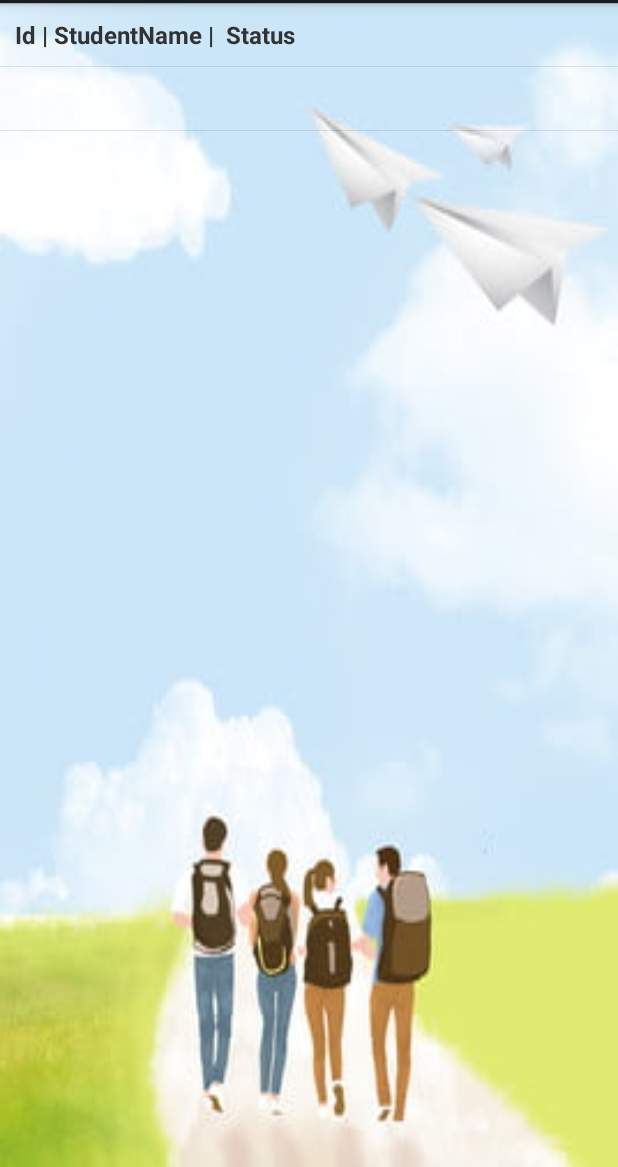
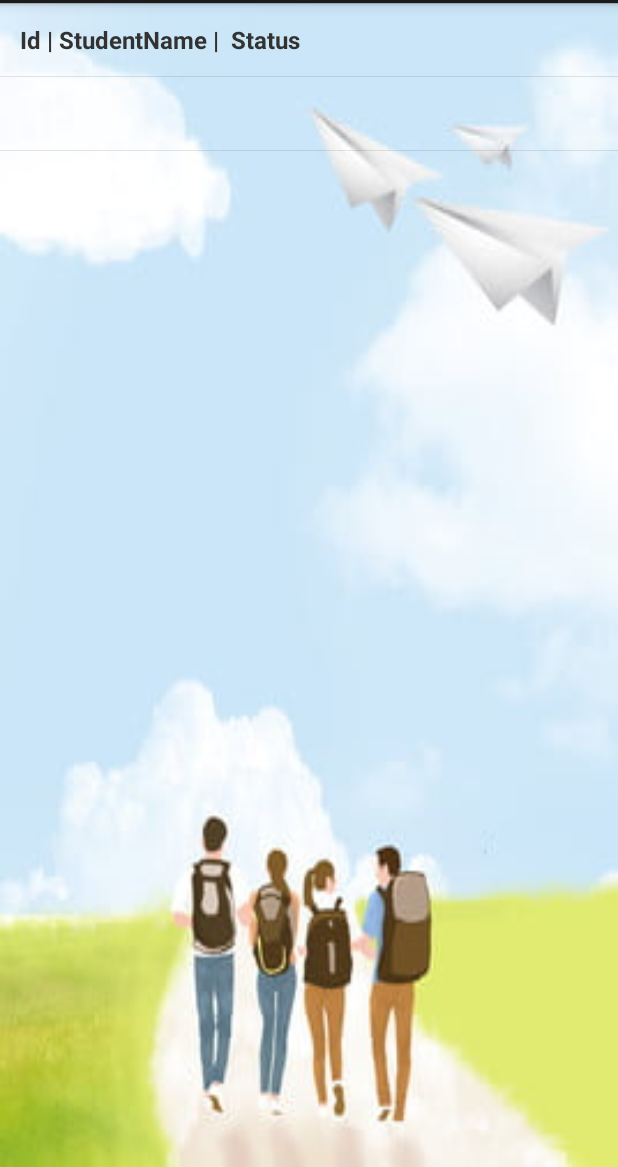
Before and after one commit to dcit202Andriod/DCIT202_Group6, an Android app: the ViewAttendanceByFacultyActivity screen opened directly, with no data from a screen before it, on a phone screen of 412 x 824 dp, the part 69-1236 px from its top. Run offline under Robolectric (Android 15) with nearby library versions, the phone set to English and light mode, and no system bars; 3 statements that could not run were skipped.

Commit message:
Update view_attendance_list.xml

```diff
--- a/app/src/main/res/layout/view_attendance_list.xml
+++ b/app/src/main/res/layout/view_attendance_list.xml
@@ -4,7 +4,7 @@
     android:id="@+id/labelAttendance"
         android:layout_width="fill_parent"
         android:layout_height="fill_parent"
-        android:padding="10dip"
+        android:padding="13dip"
         android:textSize="16sp"
         android:textStyle="bold" >
 </TextView>
```
